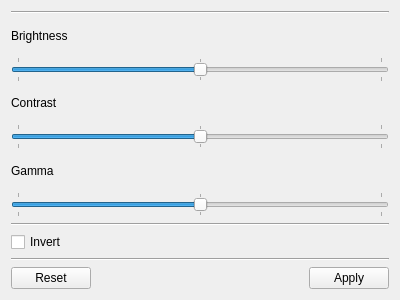
Qt form chipsadjustment.ui (PavelMr/skytechx) before a commit.
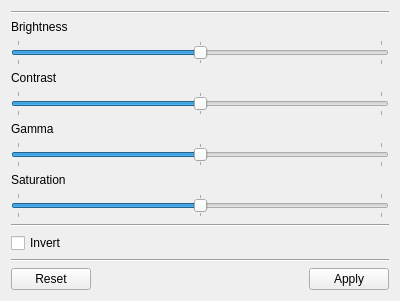
The same form after that commit.

Commit message: HiPS saturation adjustment

What changed in the file:
```diff
--- a/chipsadjustment.ui
+++ b/chipsadjustment.ui
@@ -107,6 +107,32 @@
        </property>
       </widget>
      </item>
+     <item>
+      <widget class="QLabel" name="label_4">
+       <property name="text">
+        <string>Saturation</string>
+       </property>
+      </widget>
+     </item>
+     <item>
+      <widget class="QSlider" name="horizontalSlider_4">
+       <property name="maximum">
+        <number>200</number>
+       </property>
+       <property name="value">
+        <number>100</number>
+       </property>
+       <property name="orientation">
+        <enum>Qt::Horizontal</enum>
+       </property>
+       <property name="tickPosition">
+        <enum>QSlider::TicksBothSides</enum>
+       </property>
+       <property name="tickInterval">
+        <number>100</number>
+       </property>
+      </widget>
+     </item>
      <item>
       <widget class="Line" name="line_3">
        <property name="orientation">
```
The commit also changes 5 other files.
